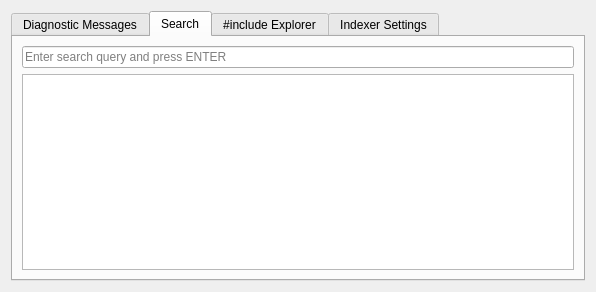
This is src/plugin_tool_view.ui in zaufi/kate-cpp-helper-plugin as Qt 5 draws it before an edit. The edited form follows.
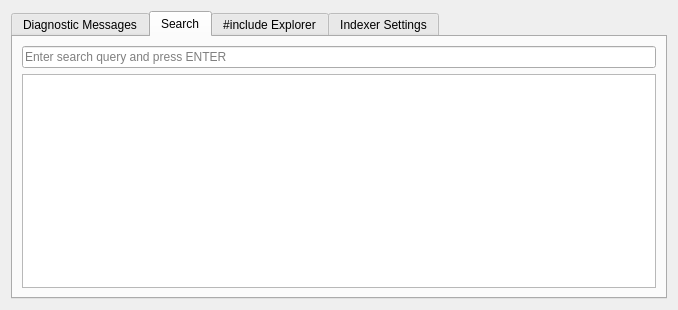
This is the edited form. The open tabs and pages were chosen to show the change. Custom widgets are drawn as their Qt base class.

The edit to the form file:
```diff
--- a/src/plugin_tool_view.ui
+++ b/src/plugin_tool_view.ui
@@ -2,14 +2,6 @@
 <ui version="4.0">
  <class>PluginToolViewWidget</class>
  <widget class="QWidget" name="PluginToolViewWidget">
-  <property name="geometry">
-   <rect>
-    <x>0</x>
-    <y>0</y>
-    <width>596</width>
-    <height>292</height>
-   </rect>
-  </property>
   <property name="windowTitle">
    <string>C++ Helper ToolView</string>
   </property>
@@ -87,12 +79,12 @@
          <property name="sortingEnabled">
           <bool>true</bool>
          </property>
-         <attribute name="horizontalHeaderVisible">
-          <bool>false</bool>
-         </attribute>
          <attribute name="horizontalHeaderStretchLastSection">
           <bool>true</bool>
          </attribute>
+         <attribute name="verticalHeaderVisible">
+          <bool>false</bool>
+         </attribute>
         </widget>
        </item>
       </layout>
```
